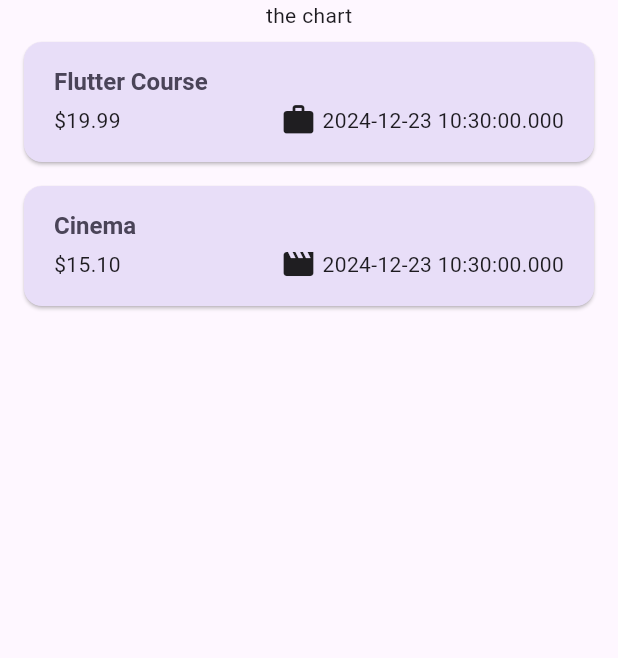
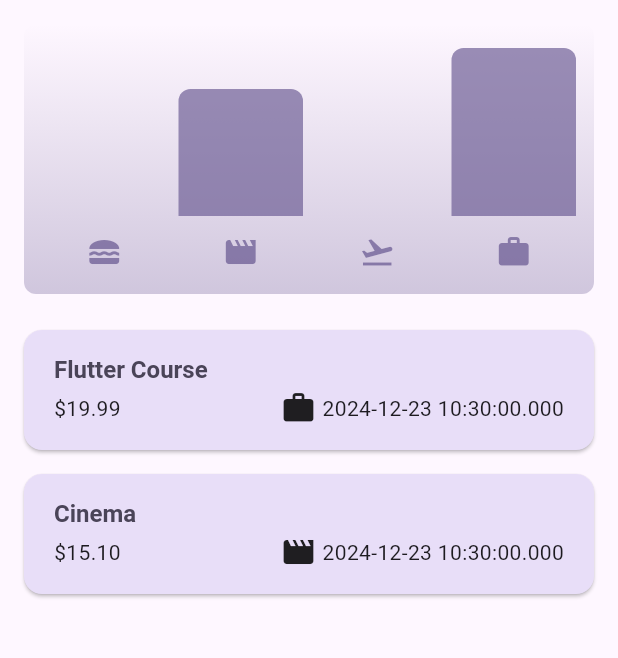
Before and after one commit to Ali-Rhayem/Expense_Tracker, a Flutter app: the screen it shows after launch, on a phone screen of 412 x 824 dp, the part 84-742 px from its top. Run offline on Flutter 3.47's test engine with Material 3 defaults, Android fonts, the phone set to English and light mode, and no system bars.

Commit message:
Integrate Chart widget into Expenses screen for expense visualization

```diff
--- a/lib/widgets/expenses.dart
+++ b/lib/widgets/expenses.dart
@@ -1,3 +1,4 @@
+import 'package:expense_tracker/widgets/chart/chart.dart';
 import 'package:expense_tracker/widgets/expenses_list/expenses_list.dart';
 import 'package:expense_tracker/models/expense.dart';
 import 'package:expense_tracker/widgets/new_expense.dart';
@@ -92,7 +93,7 @@ class _ExpensesState extends State<Expenses> {
       ),
       body: Column(
         children: [
-          const Text('the chart'),
+          Chart(expenses: _registeredExpenses),
           Expanded(
             child: mainContent,
           )
```
